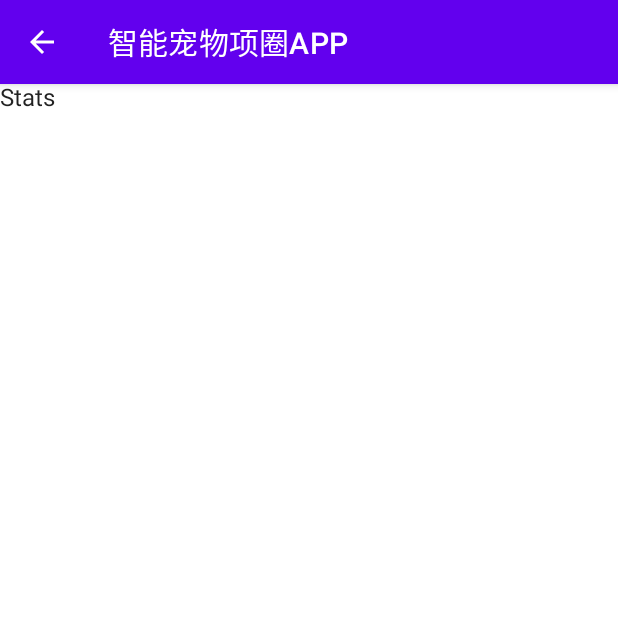
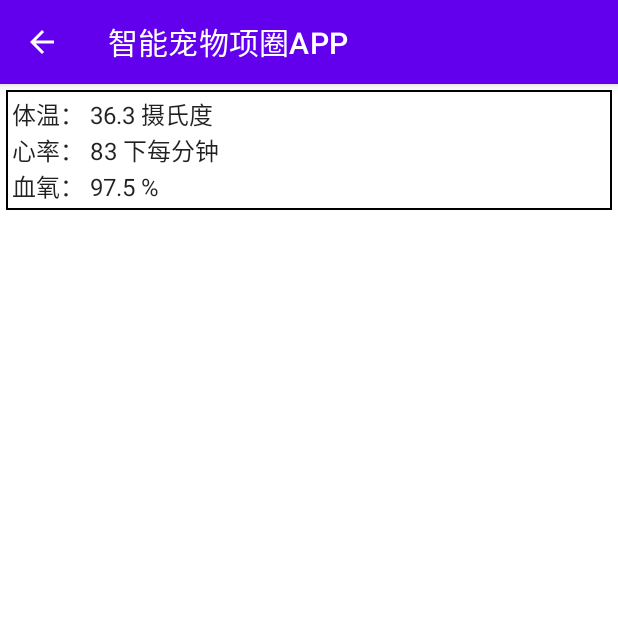
Before and after one commit to li6in9muyou/android-smart-pet-collar-app, an Android app built with Jetpack Compose: the Stats screen opened through its navigation route, on a phone screen of 412 x 824 dp, the top half of it. Run offline under Robolectric (Android 15) with nearby library versions, the phone set to English and light mode, and no system bars.

Commit message:
add ReadingMonitor component

```diff
--- a/app/src/main/java/io/howto/howtocompose/MainActivity.kt
+++ b/app/src/main/java/io/howto/howtocompose/MainActivity.kt
@@ -4,6 +4,7 @@ package io.howto.howtocompose
 import android.os.Bundle
 import androidx.activity.ComponentActivity
 import androidx.activity.compose.setContent
+import androidx.compose.foundation.border
 import androidx.compose.foundation.layout.Column
 import androidx.compose.foundation.layout.fillMaxSize
 import androidx.compose.foundation.layout.fillMaxWidth
@@ -13,6 +14,7 @@ import androidx.compose.material.icons.Icons
 import androidx.compose.material.icons.filled.ArrowBack
 import androidx.compose.runtime.Composable
 import androidx.compose.ui.Modifier
+import androidx.compose.ui.graphics.Color
 import androidx.compose.ui.tooling.preview.Preview
 import androidx.compose.ui.unit.dp
 import androidx.navigation.NavController
@@ -90,12 +92,35 @@ fun Home(
     }
 }
 
+@Composable
+fun ReadingMonitor(reading: Reading) {
+    Text("${reading.label}： ${reading.value} ${reading.unit}")
+}
+
+data class Reading(
+    val label: String,
+    val value: Number,
+    val unit: String
+)
+
 @Preview(showBackground = true)
 @Composable
 fun Stats(
     navController: NavController = rememberNavController()
 ) {
-    Text(Pages.Stats.name)
+    Surface(
+        modifier = Modifier
+            .padding(4.dp)
+            .fillMaxWidth()
+            .border(1.dp, Color.Black)
+            .padding(4.dp)
+    ) {
+        Column {
+            ReadingMonitor(Reading("体温", 36.3, "摄氏度"))
+            ReadingMonitor(Reading("心率", 83, "下每分钟"))
+            ReadingMonitor(Reading("血氧", 97.5, "%"))
+        }
+    }
 }
 
 @Preview(showBackground = true)
```
